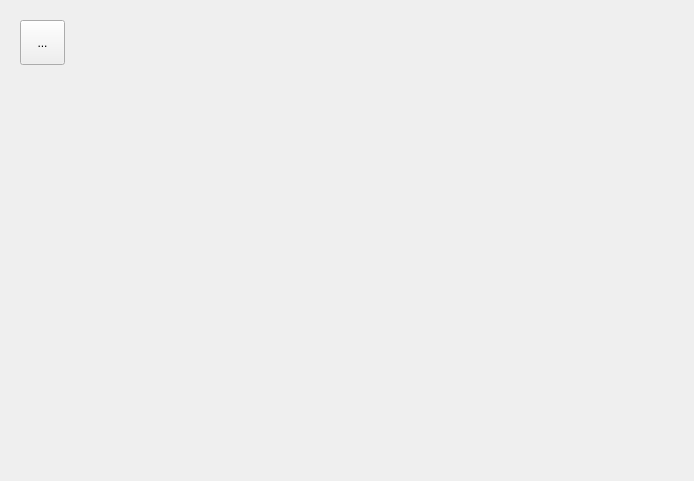
Above: King_Project/maintenanceform.ui from greg-maceachern12/MicroManage before the change. Below: the same form after it.
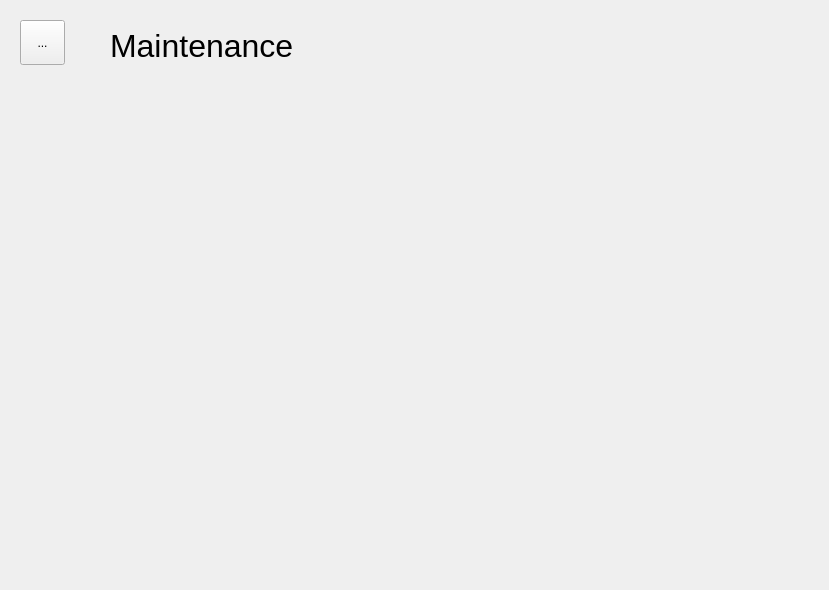
That is the form after the change.

Commit message: Set the size of all the pages to the same size as the main window. Centered the items of each custom widget. Fixed the header labels for individual pages. Added connections between the welcome, login, and signup pages. Added plus icons to the messages and notices pages.

Patch:
```diff
--- a/King_Project/maintenanceform.ui
+++ b/King_Project/maintenanceform.ui
@@ -6,8 +6,8 @@
    <rect>
     <x>0</x>
     <y>0</y>
-    <width>694</width>
-    <height>481</height>
+    <width>829</width>
+    <height>590</height>
    </rect>
   </property>
   <property name="windowTitle">
@@ -26,6 +26,24 @@
     <string>...</string>
    </property>
   </widget>
+  <widget class="QLabel" name="headerLabel">
+   <property name="geometry">
+    <rect>
+     <x>110</x>
+     <y>20</y>
+     <width>211</width>
+     <height>51</height>
+    </rect>
+   </property>
+   <property name="font">
+    <font>
+     <pointsize>24</pointsize>
+    </font>
+   </property>
+   <property name="text">
+    <string>Maintenance</string>
+   </property>
+  </widget>
  </widget>
  <resources/>
  <connections/>
```
The commit also changes 15 other files.
